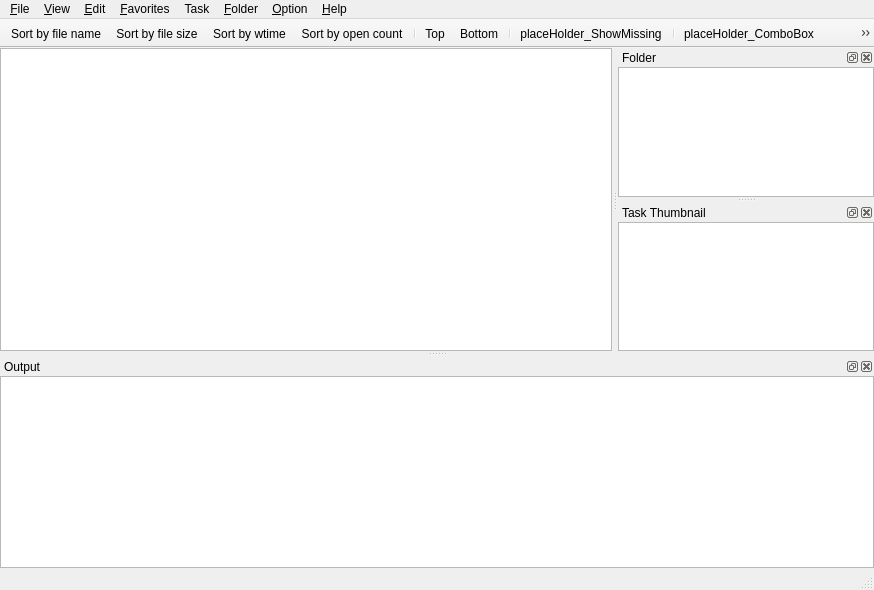
This is src/mainwindow.ui in ambiesoft/SceneExplorer as Qt 5 draws it before an edit. The edited form follows.
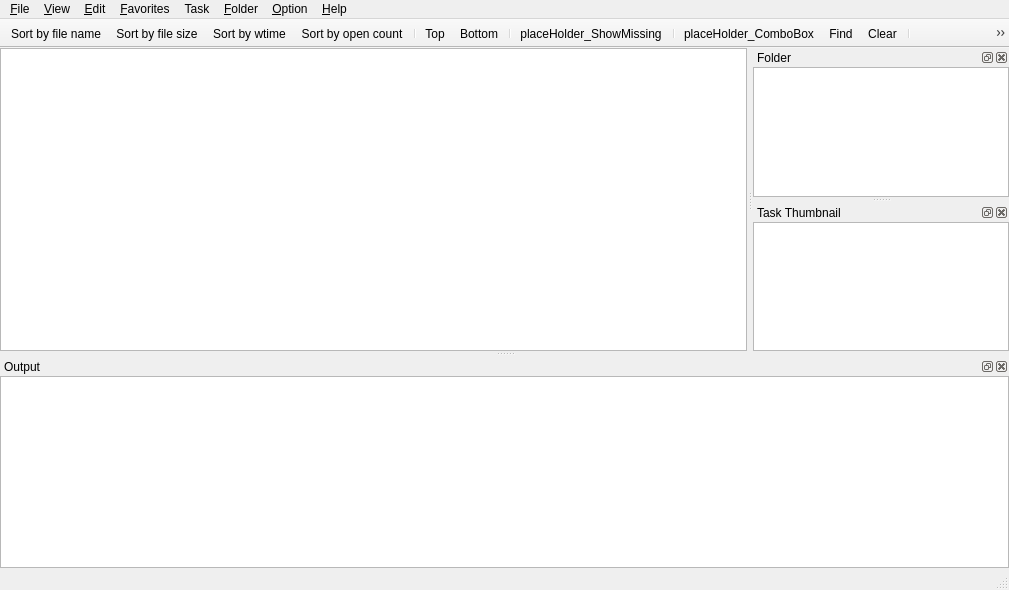
This is the edited form. Custom widgets are drawn as their Qt base class.

```diff
--- a/src/mainwindow.ui
+++ b/src/mainwindow.ui
@@ -6,7 +6,7 @@
    <rect>
     <x>0</x>
     <y>0</y>
-    <width>874</width>
+    <width>1009</width>
     <height>590</height>
    </rect>
   </property>
@@ -68,8 +68,8 @@
     <rect>
      <x>0</x>
      <y>0</y>
-     <width>874</width>
-     <height>21</height>
+     <width>1009</width>
+     <height>18</height>
     </rect>
    </property>
    <widget class="QMenu" name="menu_File">
@@ -207,6 +207,7 @@
    <addaction name="action_Find"/>
    <addaction name="action_Clear"/>
    <addaction name="separator"/>
+   <addaction name="actionplaceHolder_Limit"/>
    <addaction name="action_Options"/>
    <addaction name="separator"/>
   </widget>
@@ -521,6 +522,11 @@
     <string>&amp;New..</string>
    </property>
   </action>
+  <action name="actionplaceHolder_Limit">
+   <property name="text">
+    <string>placeHolder_Limit</string>
+   </property>
+  </action>
  </widget>
  <layoutdefault spacing="6" margin="11"/>
  <customwidgets>
```
